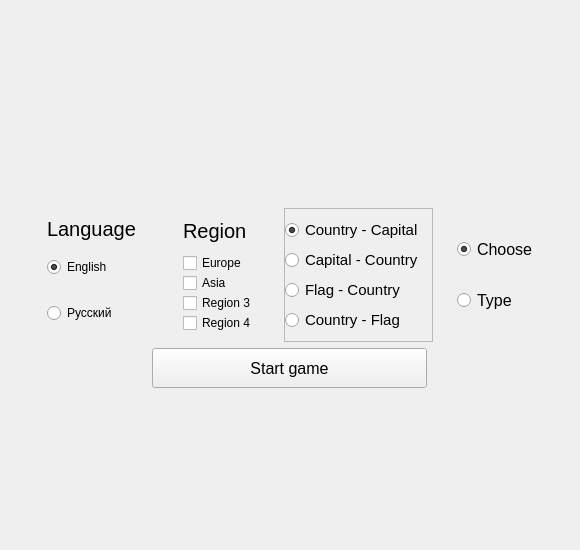
Old version of the form v5_4.ui in the repository Piskanaft/Geography-game.
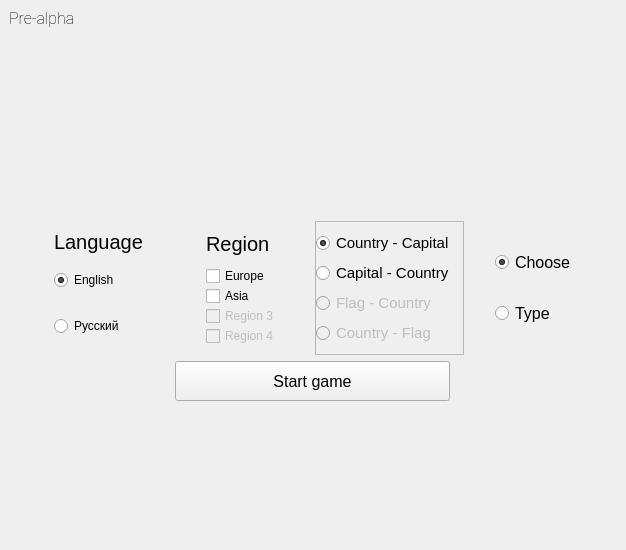
New version of the form. The open tabs and pages were chosen to show the change.

What changed in the file:
```diff
--- a/v5_4.ui
+++ b/v5_4.ui
@@ -9,7 +9,7 @@
    <rect>
     <x>0</x>
     <y>0</y>
-    <width>580</width>
+    <width>626</width>
     <height>550</height>
    </rect>
   </property>
@@ -51,6 +51,19 @@
     <enum>Qt::LeftToRight</enum>
    </property>
    <layout class="QVBoxLayout" name="verticalLayout">
+    <item>
+     <widget class="QLabel" name="label">
+      <property name="font">
+       <font>
+        <family>Roboto Thin</family>
+        <pointsize>12</pointsize>
+       </font>
+      </property>
+      <property name="text">
+       <string>Pre-alpha</string>
+      </property>
+     </widget>
+    </item>
     <item>
      <widget class="QStackedWidget" name="Game_stage_StackedWidget">
       <property name="sizePolicy">
@@ -284,13 +297,22 @@
               </item>
               <item>
                <widget class="QCheckBox" name="Reg_3_box">
+                <property name="enabled">
+                 <bool>false</bool>
+                </property>
                 <property name="text">
                  <string>Region 3</string>
                 </property>
+                <property name="checkable">
+                 <bool>true</bool>
+                </property>
                </widget>
               </item>
               <item>
                <widget class="QCheckBox" name="Reg_4_box">
+                <property name="enabled">
+                 <bool>false</bool>
+                </property>
                 <property name="text">
                  <string>Region 4</string>
                 </property>
@@ -350,6 +372,9 @@
               </item>
               <item>
                <widget class="QRadioButton" name="Flag_Cou">
+                <property name="enabled">
+                 <bool>false</bool>
+                </property>
                 <property name="text">
                  <string>Flag - Country</string>
                 </property>
@@ -357,6 +382,9 @@
               </item>
               <item>
                <widget class="QRadioButton" name="Cou_Flag">
+                <property name="enabled">
+                 <bool>false</bool>
+                </property>
                 <property name="text">
                  <string>Country - Flag</string>
                 </property>
```
Left out of the diff: 2 changed lines with no effect on the pictures.
